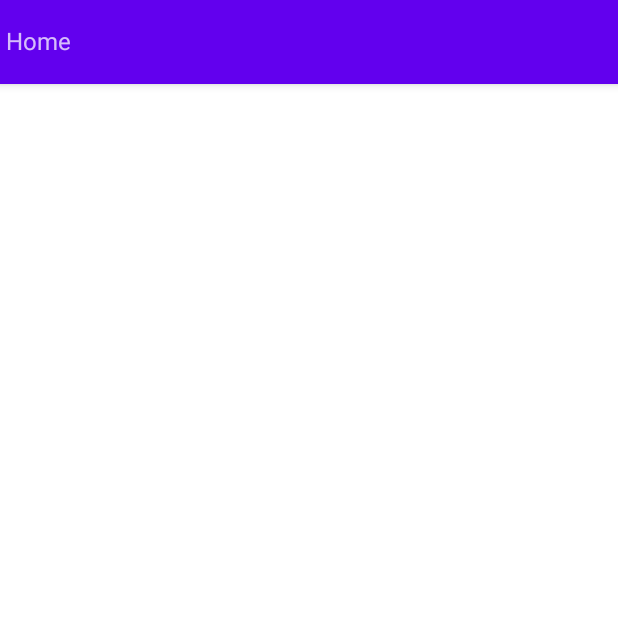
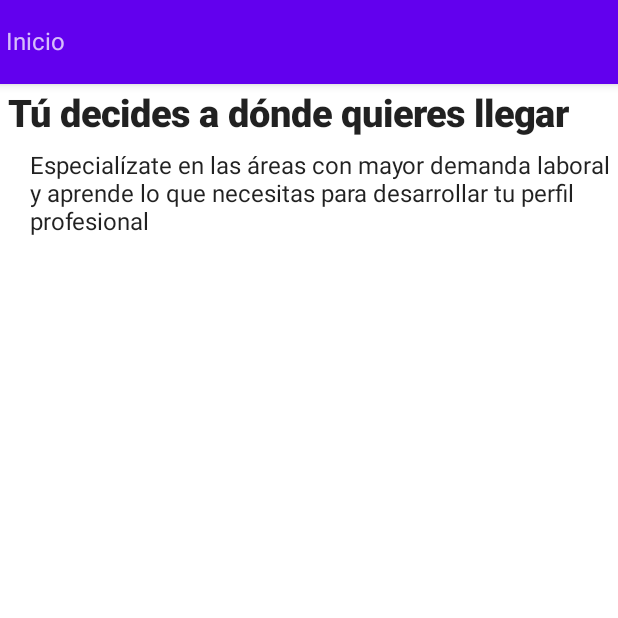
Before and after one commit to andresggz/eplatform-mobile-app, an Android app built with Jetpack Compose: the screen it shows after launch (MainActivity), on a phone screen of 412 x 824 dp, the top half of it. Run offline under Robolectric (Android 15) with nearby library versions, the phone set to English and light mode, and no system bars; our stand-ins replace Dagger/Hilt's generated code; pictures from the network do not load; 1 statement that could not run was skipped.

Commit message:
Coreccion de titulos
Co-authored-by: Cristian Serna <mol.tired@gmail.com>
Co-authored-by: Luis Fernando Rios <lfernando.rios@udea.edu.co>

```diff
--- a/app/src/main/java/co/edu/udea/eplatform/ui/screen/career/CareerScreen.kt
+++ b/app/src/main/java/co/edu/udea/eplatform/ui/screen/career/CareerScreen.kt
@@ -44,7 +44,7 @@ fun CareerScreen(navController: NavController, viewModel: DataViewModel = hiltVi
                 contentDescription = "Volver",
                 modifier = Modifier.clickable { navController.popBackStack() })
             Spacer(modifier = Modifier.width(8.dp))
-            Text(text = "Career")
+            Text(text = "Carrera")
         }
     }) {
 
--- a/app/src/main/java/co/edu/udea/eplatform/ui/screen/course/CourseScreen.kt
+++ b/app/src/main/java/co/edu/udea/eplatform/ui/screen/course/CourseScreen.kt
@@ -45,7 +45,7 @@ fun CourseScreen(navController: NavController, viewModel: DataViewModel = hiltVi
                 contentDescription = "Volver",
                 modifier = Modifier.clickable { navController.popBackStack() })
             Spacer(modifier = Modifier.width(8.dp))
-            Text(text = "Course")
+            Text(text = "Curso")
         }
     }) {
 
--- a/app/src/main/java/co/edu/udea/eplatform/ui/screen/home/HomeScreen.kt
+++ b/app/src/main/java/co/edu/udea/eplatform/ui/screen/home/HomeScreen.kt
@@ -12,8 +12,13 @@ import androidx.compose.runtime.Composable
 import androidx.compose.runtime.collectAsState
 import androidx.compose.runtime.getValue
 import androidx.compose.ui.Modifier
+import androidx.compose.ui.graphics.Color
 import androidx.compose.ui.platform.LocalContext
+import androidx.compose.ui.text.Paragraph
+import androidx.compose.ui.text.font.FontWeight
+import androidx.compose.ui.tooling.preview.Preview
 import androidx.compose.ui.unit.dp
+import androidx.compose.ui.unit.sp
 import androidx.hilt.navigation.compose.hiltViewModel
 import androidx.navigation.NavController
 import co.edu.udea.eplatform.DataViewModel
@@ -26,11 +31,36 @@ import coil.compose.rememberAsyncImagePainter
 fun HomeScreen(navController: NavController) {
     Scaffold(topBar = {
         TopAppBar {
-            Text(text = "Home")
+            Text(text = "Inicio")
         }
     }) {
-        BodyContent(navController)
+
+        Column() {
+            Welcome()
+
+            BodyContent(navController)
+        }
     }
+}
+
+@Composable
+fun Welcome(){
+
+    Column() {
+        Text(text = """
+        Tú decides a dónde quieres llegar
+    """.trimIndent(), Modifier.padding(5.dp, 5.dp, 5.dp, 5.dp),
+            fontSize = 25.sp,
+            fontWeight = FontWeight.ExtraBold)
+
+        Text(text = """
+        Especialízate en las áreas con mayor demanda laboral y aprende lo que necesitas para desarrollar tu perfil profesional
+    """.trimIndent(), Modifier.padding(20.dp, 5.dp, 5.dp, 20.dp))
+    }
+
+
+
+
 }
 
 @Composable
@@ -76,3 +106,9 @@ fun Career(career: MyCareer, navController: NavController) {
     }
 
 }
+
+@Composable
+@Preview(showBackground = true, showSystemUi = true)
+fun pre(){
+    Welcome()
+}
--- a/app/src/main/java/co/edu/udea/eplatform/ui/screen/my_class/MyClassScreen.kt
+++ b/app/src/main/java/co/edu/udea/eplatform/ui/screen/my_class/MyClassScreen.kt
@@ -44,7 +44,7 @@ fun MyClassScreen(navController: NavController, viewModel: DataViewModel = hiltV
                 contentDescription = "Volver",
                 modifier = Modifier.clickable { navController.popBackStack() })
             Spacer(modifier = Modifier.width(8.dp))
-            Text(text = "Class")
+            Text(text = "Clase")
         }
     }) {
 
--- a/app/src/main/java/co/edu/udea/eplatform/ui/screen/roadmap/RoadmapScreen.kt
+++ b/app/src/main/java/co/edu/udea/eplatform/ui/screen/roadmap/RoadmapScreen.kt
@@ -44,7 +44,7 @@ fun RoadmapScreen(navController: NavController, viewModel: DataViewModel = hiltV
                 contentDescription = "Volver",
                 modifier = Modifier.clickable { navController.popBackStack() })
             Spacer(modifier = Modifier.width(8.dp))
-            Text(text = "Roadmap")
+            Text(text = "Ruta de aprendizaje")
         }
     }) {
 
```
